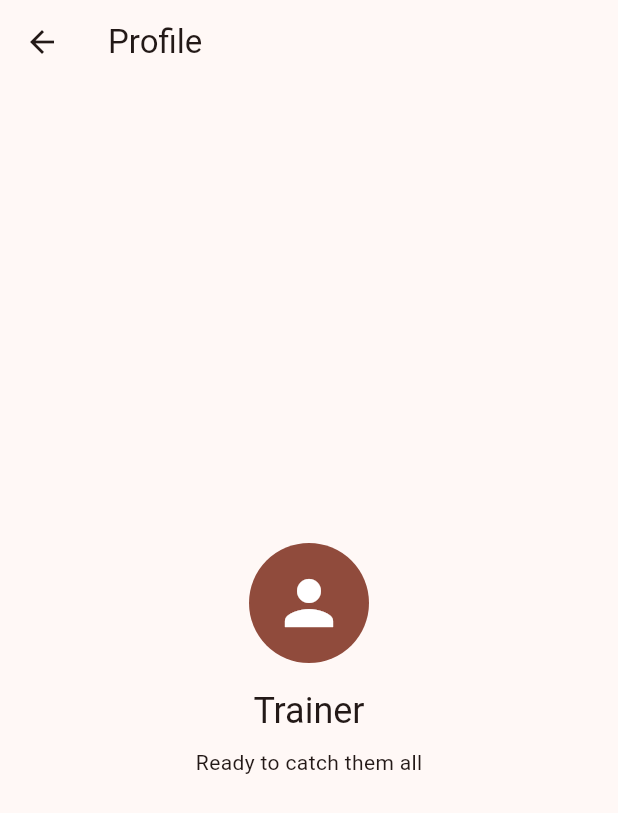
After one commit to davidhepp/fluttermon, a Flutter app: the screen it shows after launch, after a tap on the "person" icon, on a phone screen of 412 x 824 dp. The commit adds this screen. Shown: the top 813 px of the screen. Run offline on Flutter 3.47's test engine with Material 3 defaults, Android fonts, the phone set to English and light mode, and no system bars; accounts and stored records are empty; network calls fail.

Commit message:
feat: add swipe navigation and profile screen

```diff
--- a/lib/main.dart
+++ b/lib/main.dart
@@ -1,9 +1,12 @@
 import 'package:flutter/material.dart';
 import 'package:provider/provider.dart';
 
+import 'providers/navigation_provider.dart';
 import 'providers/pokemon_provider.dart';
-import 'screens/pokemon_list_screen.dart';
+import 'providers/profile_provider.dart';
+import 'screens/home_screen.dart';
 import 'services/pokemon_service.dart';
+import 'services/profile_service.dart';
 import 'theme/app_theme.dart';
 
 void main() {
@@ -15,14 +18,22 @@ class MainApp extends StatelessWidget {
 
   @override
   Widget build(BuildContext context) {
-    return ChangeNotifierProvider(
-      create: (_) => PokemonProvider(PokemonService())..fetchPokemons(),
+    return MultiProvider(
+      providers: [
+        ChangeNotifierProvider(
+          create: (_) => PokemonProvider(PokemonService())..fetchPokemons(),
+        ),
+        ChangeNotifierProvider(create: (_) => NavigationProvider()),
+        ChangeNotifierProvider(
+          create: (_) => ProfileProvider(ProfileService())..fetchProfile(),
+        ),
+      ],
       child: MaterialApp(
         debugShowCheckedModeBanner: false,
         theme: AppTheme.light,
         darkTheme: AppTheme.dark,
         themeMode: ThemeMode.system,
-        home: const PokemonListScreen(),
+        home: const HomeScreen(),
       ),
     );
   }
--- /dev/null
+++ b/lib/models/user_profile.dart
@@ -0,0 +1,6 @@
+class UserProfile {
+  const UserProfile({required this.name, required this.subtitle});
+
+  final String name;
+  final String subtitle;
+}
--- /dev/null
+++ b/lib/providers/navigation_provider.dart
@@ -0,0 +1,16 @@
+import 'package:flutter/foundation.dart';
+
+class NavigationProvider extends ChangeNotifier {
+  int _currentPage = 0;
+
+  int get currentPage => _currentPage;
+
+  void setCurrentPage(int page) {
+    if (_currentPage == page) {
+      return;
+    }
+
+    _currentPage = page;
+    notifyListeners();
+  }
+}
--- /dev/null
+++ b/lib/providers/profile_provider.dart
@@ -0,0 +1,29 @@
+import 'package:flutter/foundation.dart';
+
+import '../models/user_profile.dart';
+import '../services/profile_service.dart';
+
+class ProfileProvider extends ChangeNotifier {
+  ProfileProvider(this._profileService);
+
+  final ProfileService _profileService;
+
+  UserProfile? profile;
+  bool isLoading = true;
+  String? errorMessage;
+
+  Future<void> fetchProfile() async {
+    isLoading = true;
+    errorMessage = null;
+    notifyListeners();
+
+    try {
+      profile = await _profileService.fetchProfile();
+    } catch (e) {
+      errorMessage = 'Error: $e';
+    } finally {
+      isLoading = false;
+      notifyListeners();
+    }
+  }
+}
--- /dev/null
+++ b/lib/screens/collection_screen.dart
@@ -0,0 +1,26 @@
+import 'package:flutter/material.dart';
+
+import '../widgets/app_bar.dart';
+
+class CollectionScreen extends StatelessWidget {
+  const CollectionScreen({super.key});
+
+  @override
+  Widget build(BuildContext context) {
+    return const Scaffold(
+      body: CustomScrollView(
+        slivers: [
+          CustomSliverAppBar(
+            title: 'Collection',
+            imagePath: 'assets/images/appbar/appbar1.png',
+            showProfileButton: true,
+          ),
+          SliverFillRemaining(
+            hasScrollBody: false,
+            child: Center(child: Text('Your collection is empty')),
+          ),
+        ],
+      ),
+    );
+  }
+}
--- /dev/null
+++ b/lib/screens/home_screen.dart
@@ -0,0 +1,47 @@
+import 'package:flutter/material.dart';
+import 'package:provider/provider.dart';
+
+import '../providers/navigation_provider.dart';
+import '../widgets/page_indicator.dart';
+import 'collection_screen.dart';
+import 'pokemon_list_screen.dart';
+
+class HomeScreen extends StatefulWidget {
+  const HomeScreen({super.key});
+
+  @override
+  State<HomeScreen> createState() => _HomeScreenState();
+}
+
+class _HomeScreenState extends State<HomeScreen> {
+  final PageController _pageController = PageController();
+
+  @override
+  void dispose() {
+    _pageController.dispose();
+    super.dispose();
+  }
+
+  @override
+  Widget build(BuildContext context) {
+    final currentPage = context.watch<NavigationProvider>().currentPage;
+
+    return Scaffold(
+      body: Stack(
+        children: [
+          PageView(
+            controller: _pageController,
+            onPageChanged: context.read<NavigationProvider>().setCurrentPage,
+            children: const [PokemonListScreen(), CollectionScreen()],
+          ),
+          Positioned(
+            left: 0,
+            right: 0,
+            bottom: 16 + MediaQuery.paddingOf(context).bottom,
+            child: PageIndicator(currentPage: currentPage, pageCount: 2),
+          ),
+        ],
+      ),
+    );
+  }
+}
--- a/lib/screens/pokemon_list_screen.dart
+++ b/lib/screens/pokemon_list_screen.dart
@@ -58,6 +58,7 @@ class _PokemonListScreenState extends State<PokemonListScreen> {
             const CustomSliverAppBar(
               title: 'Pokémon',
               imagePath: 'assets/images/appbar/appbar1.png',
+              showProfileButton: true,
             ),
             if (pokemonProvider.isLoading)
               const SliverFillRemaining(
--- /dev/null
+++ b/lib/screens/profile_screen.dart
@@ -0,0 +1,66 @@
+import 'package:flutter/material.dart';
+import 'package:provider/provider.dart';
+
+import '../providers/profile_provider.dart';
+
+class ProfileScreen extends StatelessWidget {
+  const ProfileScreen({super.key});
+
+  @override
+  Widget build(BuildContext context) {
+    final profileProvider = context.watch<ProfileProvider>();
+
+    return Scaffold(
+      appBar: AppBar(title: const Text('Profile')),
+      body: Center(
+        child: Builder(
+          builder: (context) {
+            if (profileProvider.isLoading) {
+              return const CircularProgressIndicator();
+            }
+
+            if (profileProvider.errorMessage != null) {
+              return Column(
+                mainAxisSize: MainAxisSize.min,
+                children: [
+                  Text(profileProvider.errorMessage!),
+                  TextButton(
+                    onPressed: profileProvider.fetchProfile,
+                    child: const Text('Retry'),
+                  ),
+                ],
+              );
+            }
+
+            final profile = profileProvider.profile;
+            if (profile == null) {
+              return const Text('No profile found');
+            }
+
+            return Column(
+              mainAxisSize: MainAxisSize.min,
+              children: [
+                CircleAvatar(
+                  radius: 40,
+                  backgroundColor: Theme.of(context).colorScheme.primary,
+                  child: Icon(
+                    Icons.person,
+                    size: 48,
+                    color: Theme.of(context).colorScheme.onPrimary,
+                  ),
+                ),
+                const SizedBox(height: 16),
+                Text(
+                  profile.name,
+                  style: Theme.of(context).textTheme.headlineSmall,
+                ),
+                const SizedBox(height: 8),
+                Text(profile.subtitle),
+              ],
+            );
+          },
+        ),
+      ),
+    );
+  }
+}
--- /dev/null
+++ b/lib/services/profile_service.dart
@@ -0,0 +1,10 @@
+import '../models/user_profile.dart';
+
+class ProfileService {
+  Future<UserProfile> fetchProfile() async {
+    return const UserProfile(
+      name: 'Trainer',
+      subtitle: 'Ready to catch them all',
+    );
+  }
+}
--- a/lib/widgets/app_bar.dart
+++ b/lib/widgets/app_bar.dart
@@ -1,10 +1,12 @@
 import 'package:flutter/material.dart';
 
+import '../screens/profile_screen.dart';
 import '../theme/app_theme.dart';
 
 class CustomSliverAppBar extends StatelessWidget {
   final String title;
   final String imagePath;
+  final bool showProfileButton;
 
   static const double expandedHeight = 180;
 
@@ -12,6 +14,7 @@ class CustomSliverAppBar extends StatelessWidget {
     super.key,
     required this.title,
     required this.imagePath,
+    this.showProfileButton = false,
   });
 
   @override
@@ -21,6 +24,19 @@ class CustomSliverAppBar extends StatelessWidget {
 
     return SliverAppBar(
       automaticallyImplyLeading: false,
+      leading: showProfileButton
+          ? IconButton(
+              icon: const Icon(Icons.person),
+              tooltip: 'Profile',
+              onPressed: () {
+                Navigator.of(context).push(
+                  MaterialPageRoute<void>(
+                    builder: (_) => const ProfileScreen(),
+                  ),
+                );
+              },
+            )
+          : null,
       pinned: true,
       expandedHeight: expandedHeight,
       elevation: 0,
--- /dev/null
+++ b/lib/widgets/page_indicator.dart
@@ -0,0 +1,35 @@
+import 'package:flutter/material.dart';
+
+class PageIndicator extends StatelessWidget {
+  const PageIndicator({
+    required this.currentPage,
+    required this.pageCount,
+    super.key,
+  });
+
+  final int currentPage;
+  final int pageCount;
+
+  @override
+  Widget build(BuildContext context) {
+    return Row(
+      mainAxisAlignment: MainAxisAlignment.center,
+      children: List.generate(pageCount, (index) {
+        final isActive = index == currentPage;
+
+        return AnimatedContainer(
+          duration: const Duration(milliseconds: 200),
+          margin: const EdgeInsets.symmetric(horizontal: 4),
+          width: isActive ? 18 : 8,
+          height: 8,
+          decoration: BoxDecoration(
+            color: isActive
+                ? Theme.of(context).colorScheme.primary
+                : Theme.of(context).colorScheme.outlineVariant,
+            borderRadius: BorderRadius.circular(8),
+          ),
+        );
+      }),
+    );
+  }
+}
```
